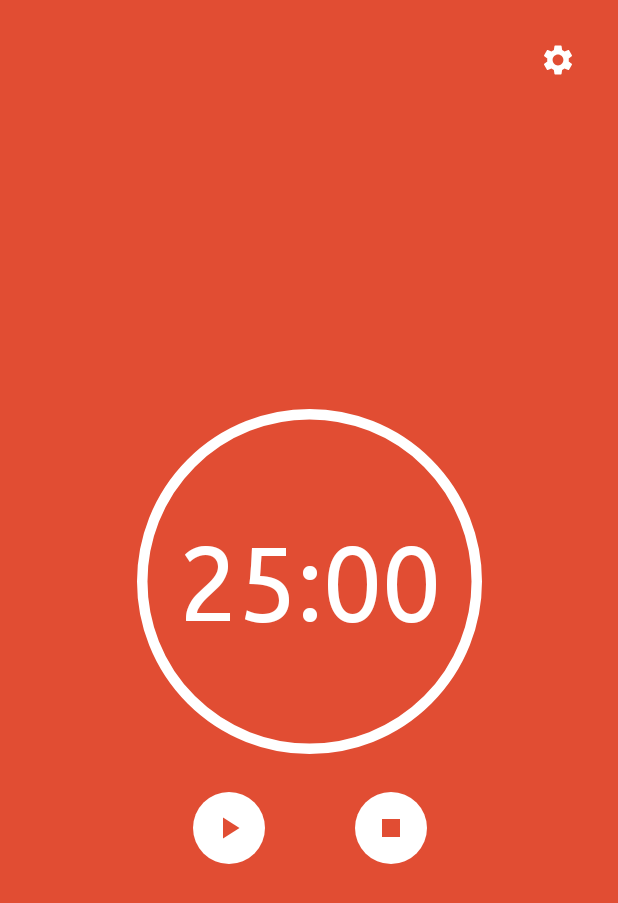
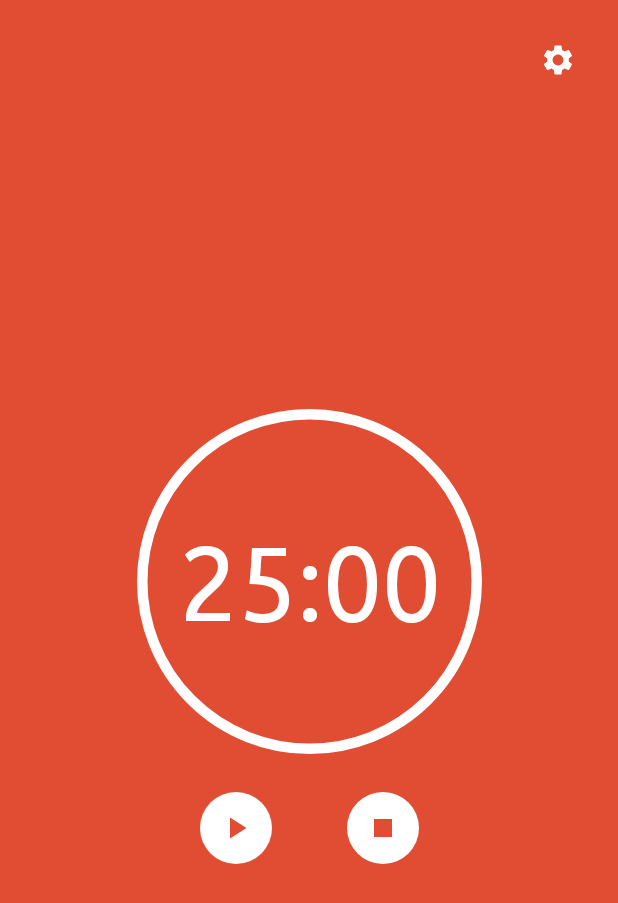
Before and after one commit to emenjivar/pomodoro-timer, an Android app built with Jetpack Compose: the screen it shows after launch (MainActivity), on a phone screen of 412 x 824 dp. Shown: the top 903 px of the screen. Run offline under Robolectric (Android 15) with nearby library versions, the phone set to English and light mode, and no system bars; our stand-ins replace constraintlayout-compose, livedata-compose.

Commit message:
:lipstick: Set buttons distance

```diff
--- a/app/src/main/java/com/emenjivar/pomodoro/screens/countdown/CountDownScreen.kt
+++ b/app/src/main/java/com/emenjivar/pomodoro/screens/countdown/CountDownScreen.kt
@@ -118,7 +118,7 @@ fun CountDownScreen(
                     isFullScreen = isNightMode,
                     onClick = nextAction
                 )
-                Spacer(modifier = Modifier.width(60.dp))
+                Spacer(modifier = Modifier.width(50.dp))
                 ActionButton(
                     icon = R.drawable.ic_baseline_stop_24,
                     isFullScreen = isNightMode,
```
